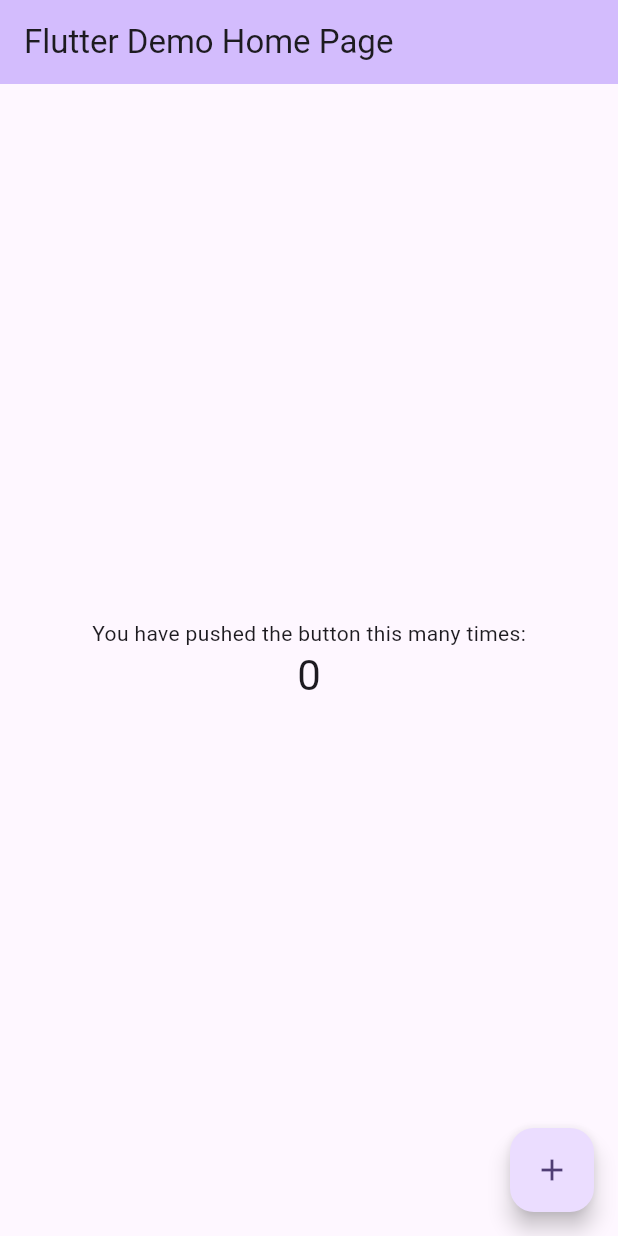
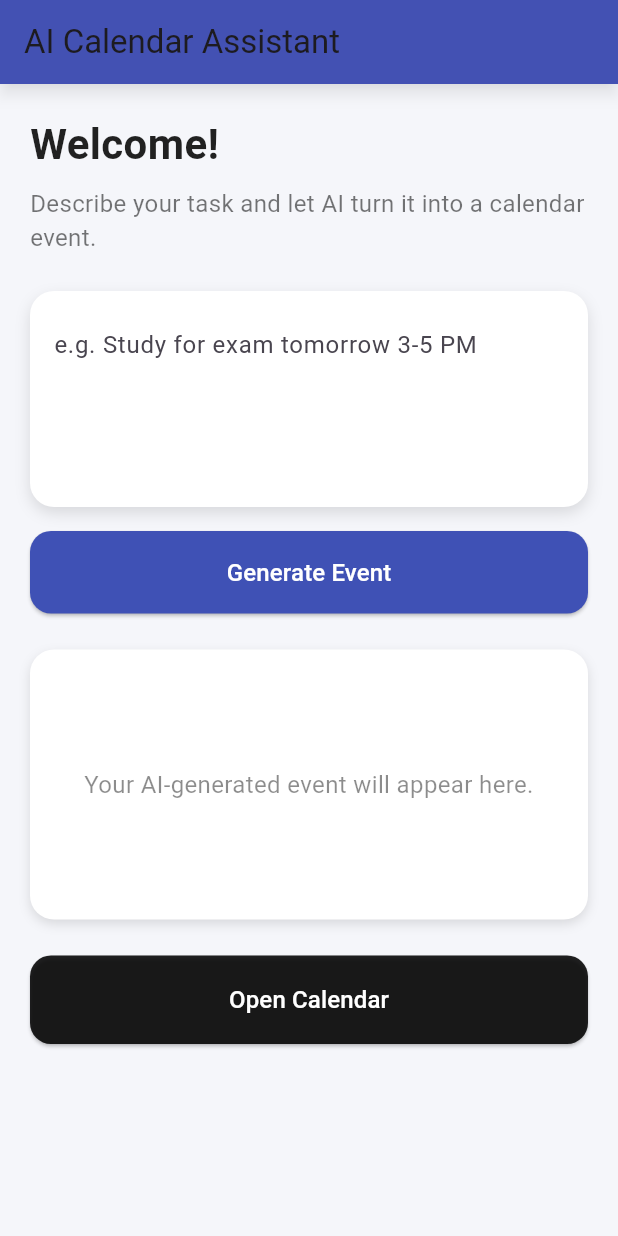
Before and after one commit to abedassi2001/AI-Calender, a Flutter app: the screen it shows after launch, on a phone screen of 412 x 824 dp. Run offline on Flutter 3.47's test engine with Material 3 defaults, Android fonts, the phone set to English and light mode, and no system bars.

Commit message:
prepared the initial gui
initial gui prepration

```diff
--- a/mobile_app/calender_ai/lib/main.dart
+++ b/mobile_app/calender_ai/lib/main.dart
@@ -7,116 +7,134 @@ void main() {
 class MyApp extends StatelessWidget {
   const MyApp({super.key});
 
-  // This widget is the root of your application.
   @override
   Widget build(BuildContext context) {
-    return MaterialApp(
-      title: 'Flutter Demo',
-      theme: ThemeData(
-        // This is the theme of your application.
-        //
-        // TRY THIS: Try running your application with "flutter run". You'll see
-        // the application has a purple toolbar. Then, without quitting the app,
-        // try changing the seedColor in the colorScheme below to Colors.green
-        // and then invoke "hot reload" (save your changes or press the "hot
-        // reload" button in a Flutter-supported IDE, or press "r" if you used
-        // the command line to start the app).
-        //
-        // Notice that the counter didn't reset back to zero; the application
-        // state is not lost during the reload. To reset the state, use hot
-        // restart instead.
-        //
-        // This works for code too, not just values: Most code changes can be
-        // tested with just a hot reload.
-        colorScheme: .fromSeed(seedColor: Colors.deepPurple),
-      ),
-      home: const MyHomePage(title: 'Flutter Demo Home Page'),
+    return const MaterialApp(
+      debugShowCheckedModeBanner: false,
+      home: HomePage(),
     );
   }
 }
 
-class MyHomePage extends StatefulWidget {
-  const MyHomePage({super.key, required this.title});
-
-  // This widget is the home page of your application. It is stateful, meaning
-  // that it has a State object (defined below) that contains fields that affect
-  // how it looks.
-
-  // This class is the configuration for the state. It holds the values (in this
-  // case the title) provided by the parent (in this case the App widget) and
-  // used by the build method of the State. Fields in a Widget subclass are
-  // always marked "final".
-
-  final String title;
-
-  @override
-  State<MyHomePage> createState() => _MyHomePageState();
-}
-
-class _MyHomePageState extends State<MyHomePage> {
-  int _counter = 0;
-
-  void _incrementCounter() {
-    setState(() {
-      // This call to setState tells the Flutter framework that something has
-      // changed in this State, which causes it to rerun the build method below
-      // so that the display can reflect the updated values. If we changed
-      // _counter without calling setState(), then the build method would not be
-      // called again, and so nothing would appear to happen.
-      _counter++;
-    });
-  }
+class HomePage extends StatelessWidget {
+  const HomePage({super.key});
 
   @override
   Widget build(BuildContext context) {
-    // This method is rerun every time setState is called, for instance as done
-    // by the _incrementCounter method above.
-    //
-    // The Flutter framework has been optimized to make rerunning build methods
-    // fast, so that you can just rebuild anything that needs updating rather
-    // than having to individually change instances of widgets.
     return Scaffold(
+      backgroundColor: const Color(0xFFF5F6FA),
       appBar: AppBar(
-        // TRY THIS: Try changing the color here to a specific color (to
-        // Colors.amber, perhaps?) and trigger a hot reload to see the AppBar
-        // change color while the other colors stay the same.
-        backgroundColor: Theme.of(context).colorScheme.inversePrimary,
-        // Here we take the value from the MyHomePage object that was created by
-        // the App.build method, and use it to set our appbar title.
-        title: Text(widget.title),
+        title: const Text("AI Calendar Assistant"),
+        backgroundColor: Colors.indigo,
+        elevation: 4,
+        shadowColor: Colors.black38,
       ),
-      body: Center(
-        // Center is a layout widget. It takes a single child and positions it
-        // in the middle of the parent.
+      body: SingleChildScrollView(
+        padding: const EdgeInsets.all(20),
         child: Column(
-          // Column is also a layout widget. It takes a list of children and
-          // arranges them vertically. By default, it sizes itself to fit its
-          // children horizontally, and tries to be as tall as its parent.
-          //
-          // Column has various properties to control how it sizes itself and
-          // how it positions its children. Here we use mainAxisAlignment to
-          // center the children vertically; the main axis here is the vertical
-          // axis because Columns are vertical (the cross axis would be
-          // horizontal).
-          //
-          // TRY THIS: Invoke "debug painting" (choose the "Toggle Debug Paint"
-          // action in the IDE, or press "p" in the console), to see the
-          // wireframe for each widget.
-          mainAxisAlignment: .center,
+          crossAxisAlignment: CrossAxisAlignment.stretch,
           children: [
-            const Text('You have pushed the button this many times:'),
-            Text(
-              '$_counter',
-              style: Theme.of(context).textTheme.headlineMedium,
+            // --- Header ---
+            const Text(
+              "Welcome!",
+              style: TextStyle(
+                fontSize: 28,
+                fontWeight: FontWeight.bold,
+                color: Colors.black87,
+              ),
+            ),
+            const SizedBox(height: 8),
+            const Text(
+              "Describe your task and let AI turn it into a calendar event.",
+              style: TextStyle(fontSize: 16, color: Colors.black54),
+            ),
+            const SizedBox(height: 24),
+
+            // --- Input Field ---
+            Container(
+              padding: const EdgeInsets.all(16),
+              decoration: BoxDecoration(
+                color: Colors.white,
+                borderRadius: BorderRadius.circular(16),
+                boxShadow: [
+                  BoxShadow(
+                    color: Colors.black12,
+                    blurRadius: 8,
+                    offset: Offset(0, 4),
+                  ),
+                ],
+              ),
+              child: const TextField(
+                maxLines: 4,
+                decoration: InputDecoration(
+                  hintText:
+                      "e.g. Study for exam tomorrow 3-5 PM",
+                  border: InputBorder.none,
+                ),
+              ),
+            ),
+            const SizedBox(height: 16),
+
+            // --- Generate Event Button ---
+            ElevatedButton(
+              onPressed: () {},
+              style: ElevatedButton.styleFrom(
+                backgroundColor: Colors.indigo,
+                padding: const EdgeInsets.symmetric(vertical: 16),
+                shape: RoundedRectangleBorder(
+                  borderRadius: BorderRadius.circular(14),
+                ),
+              ),
+              child: const Text(
+                "Generate Event",
+                style: TextStyle(fontSize: 16, color: Colors.white),
+              ),
+            ),
+            const SizedBox(height: 24),
+
+            // --- Preview Area ---
+            Container(
+              height: 180,
+              padding: const EdgeInsets.all(16),
+              decoration: BoxDecoration(
+                color: Colors.white,
+                borderRadius: BorderRadius.circular(16),
+                boxShadow: [
+                  BoxShadow(
+                    color: Colors.black12,
+                    blurRadius: 6,
+                    offset: Offset(0, 3),
+                  ),
+                ],
+              ),
+              child: const Center(
+                child: Text(
+                  "Your AI-generated event will appear here.",
+                  style: TextStyle(color: Colors.black45, fontSize: 16),
+                  textAlign: TextAlign.center,
+                ),
+              ),
+            ),
+            const SizedBox(height: 24),
+
+            // --- Open Calendar Button ---
+            ElevatedButton(
+              onPressed: () {},
+              style: ElevatedButton.styleFrom(
+                backgroundColor: Colors.black87,
+                padding: const EdgeInsets.symmetric(vertical: 18),
+                shape: RoundedRectangleBorder(
+                  borderRadius: BorderRadius.circular(14),
+                ),
+              ),
+              child: const Text(
+                "Open Calendar",
+                style: TextStyle(fontSize: 16, color: Colors.white),
+              ),
             ),
           ],
         ),
       ),
-      floatingActionButton: FloatingActionButton(
-        onPressed: _incrementCounter,
-        tooltip: 'Increment',
-        child: const Icon(Icons.add),
-      ),
     );
   }
 }
```
Also changed, not shown: 1 other file.
